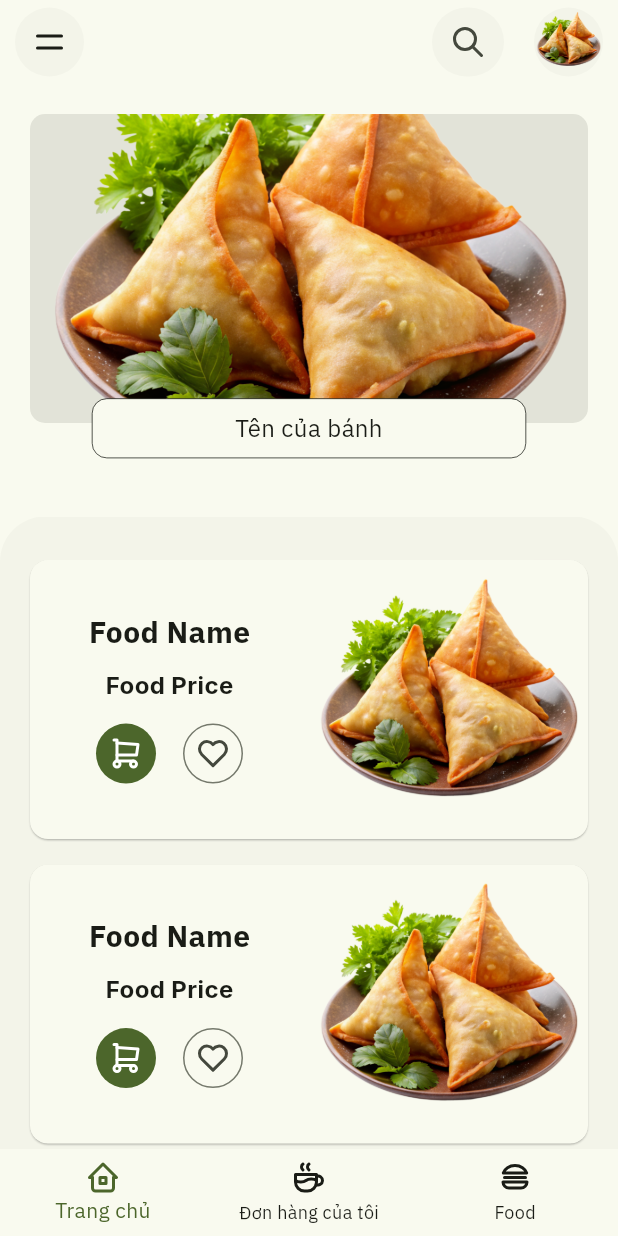
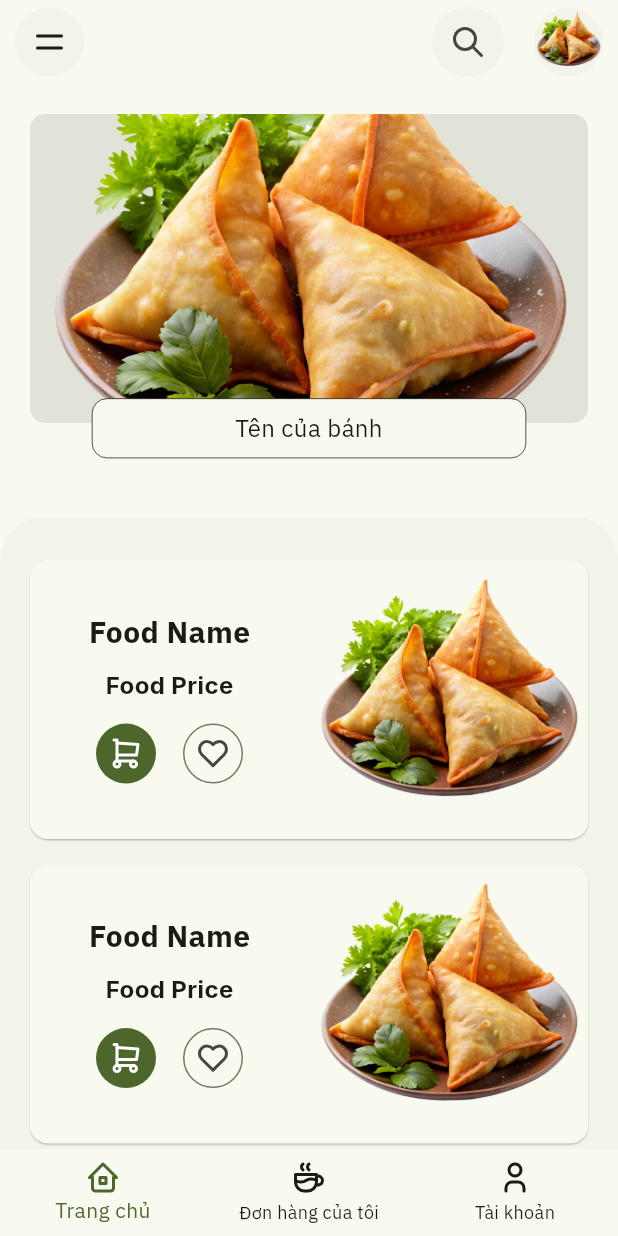
Before and after one commit to nphuonha2101/flutter_foods, a Flutter app: the screen it shows after launch, on a phone screen of 412 x 824 dp. Run offline on Flutter 3.47's test engine with Material 3 defaults, Android fonts, the light colour scheme and no system bars; drawn by our look-alikes of flutter_zoom_drawer; our stand-ins replace flutter_dotenv, flutter_rating_bar, flutter_tabler_icons, google_fonts, shared_preferences.

Commit message:
minor changes

```diff
--- a/lib/presentation/screens/main_screen.dart
+++ b/lib/presentation/screens/main_screen.dart
@@ -41,7 +41,6 @@ class _MainScreenState extends State<MainScreen> {
           children: const [
             HomeScreen(),
             MyOrderScreen(),
-            Center(child: Text("Desserts Tab")),
             ProfileScreen(),
           ],
         ),
--- a/lib/presentation/widgets/bottom_nav_bar.dart
+++ b/lib/presentation/widgets/bottom_nav_bar.dart
@@ -30,8 +30,8 @@ class BtmNavigationBarWidget extends StatelessWidget {
           label: 'Đơn hàng của tôi',
         ),
         BottomNavigationBarItem(
-          icon: Icon(TablerIcons.burger),
-          label: 'Food',
+          icon: Icon(TablerIcons.user),
+          label: 'Tài khoản',
         ),
       ],
     );
```
